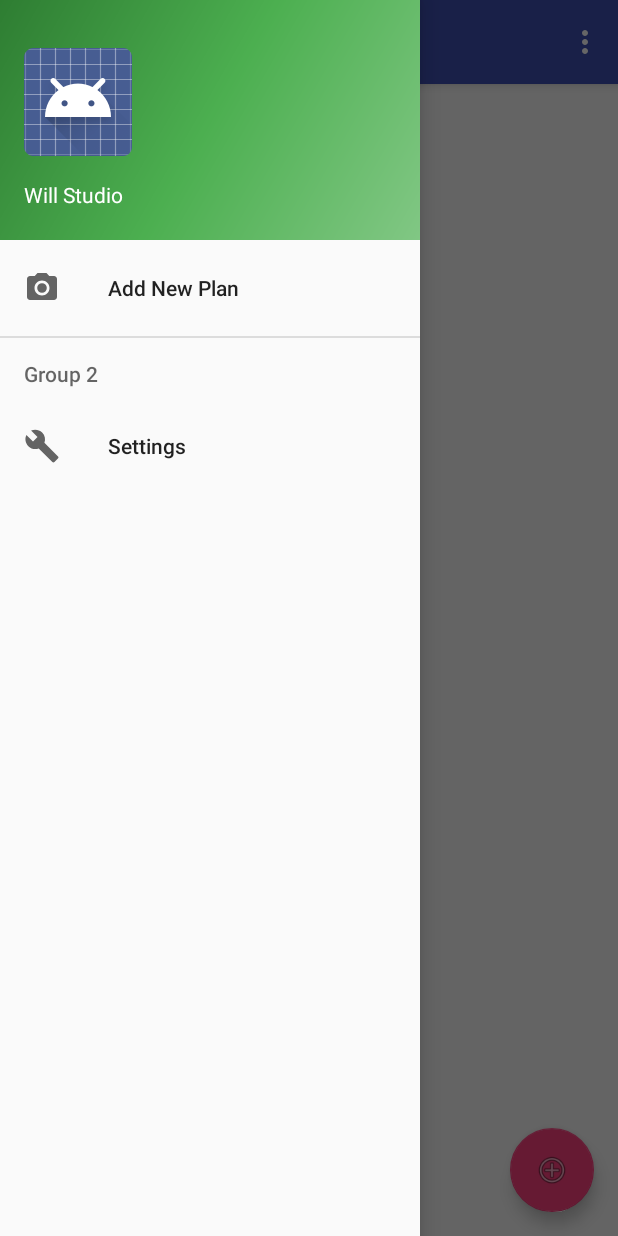
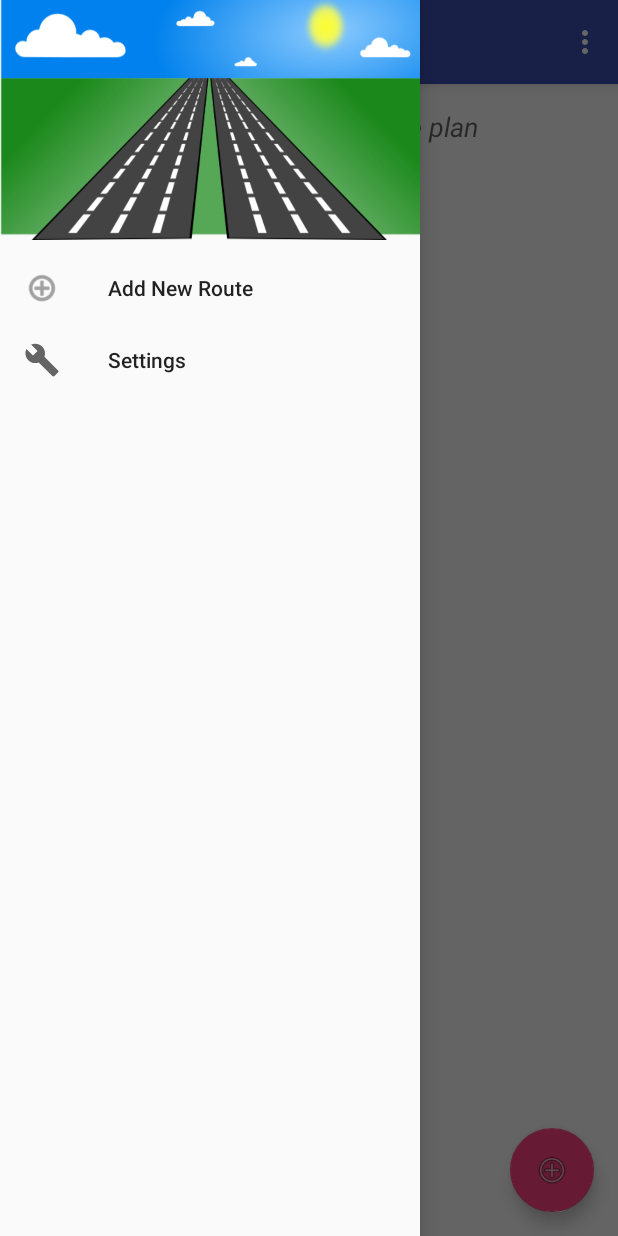
Before and after one commit to Will1229/BestRoute, an Android app: the screen it shows after launch (MainActivity), with the side drawer open, on a phone screen of 412 x 824 dp. Run offline under Robolectric (Android 15) with nearby library versions, the phone set to English and light mode, and no system bars; libraries missing offline, so code that uses them is left out: com.akexorcist.googledirection.

Commit message:
improve look and feel

```diff
--- a/app/src/main/java/com/will/studio/bestroute/Frontend/main/Activities/MainActivity.java
+++ b/app/src/main/java/com/will/studio/bestroute/Frontend/main/Activities/MainActivity.java
@@ -18,6 +18,7 @@ import android.view.View;
 import android.widget.AdapterView;
 import android.widget.ListView;
 import android.widget.ProgressBar;
+import android.widget.TextView;
 import android.widget.Toast;
 
 import com.akexorcist.googledirection.DirectionCallback;
@@ -53,6 +54,7 @@ public class MainActivity extends AppCompatActivity
 
         setContentView(R.layout.activity_main);
         Toolbar toolbar = (Toolbar) findViewById(R.id.toolbar_current_items);
+        toolbar.setTitle(R.string.main_activity_title);
         setSupportActionBar(toolbar);
 
         FloatingActionButton fab = (FloatingActionButton) findViewById(R.id.fab);
@@ -185,6 +187,13 @@ public class MainActivity extends AppCompatActivity
         ListView view = (ListView) findViewById(R.id.main_item_list);
         view.setAdapter(adapter);
         adapter.notifyDataSetChanged();
+
+        TextView textView = (TextView) findViewById(R.id.main_top_text);
+        if (itemList.isEmpty()) {
+            textView.setText(R.string.main_top_text_title_empty);
+        } else {
+            textView.setText(R.string.main_top_text_title);
+        }
     }
 
     @Override
--- a/app/src/main/res/layout/app_bar_main.xml
+++ b/app/src/main/res/layout/app_bar_main.xml
@@ -1,5 +1,6 @@
 <?xml version="1.0" encoding="utf-8"?>
-<android.support.design.widget.CoordinatorLayout xmlns:android="http://schemas.android.com/apk/res/android"
+<android.support.design.widget.CoordinatorLayout
+    xmlns:android="http://schemas.android.com/apk/res/android"
     xmlns:app="http://schemas.android.com/apk/res-auto"
     xmlns:tools="http://schemas.android.com/tools"
     android:layout_width="match_parent"
@@ -17,12 +18,12 @@
             android:layout_width="match_parent"
             android:layout_height="?attr/actionBarSize"
             android:background="?attr/colorPrimary"
-            app:popupTheme="@style/AppTheme.PopupOverlay"
-            android:clickable="false" />
+            android:clickable="false"
+            app:popupTheme="@style/AppTheme.PopupOverlay"/>
 
     </android.support.design.widget.AppBarLayout>
 
-    <include layout="@layout/content_main" />
+    <include layout="@layout/content_main"/>
 
     <android.support.design.widget.FloatingActionButton
         android:id="@+id/fab"
@@ -30,6 +31,6 @@
         android:layout_height="wrap_content"
         android:layout_gravity="bottom|end"
         android:layout_margin="@dimen/fab_margin"
-        android:src="@android:drawable/ic_menu_add" />
+        android:src="@android:drawable/ic_menu_add"/>
 
 </android.support.design.widget.CoordinatorLayout>
--- a/app/src/main/res/layout/content_main.xml
+++ b/app/src/main/res/layout/content_main.xml
@@ -17,11 +17,12 @@
     tools:showIn="@layout/app_bar_main">
 
     <TextView
+        android:id="@+id/main_top_text"
         android:layout_width="wrap_content"
         android:layout_height="wrap_content"
         android:layout_gravity="center_horizontal"
         android:gravity="start"
-        android:text="@string/current_plans_title"
+        android:text="@string/main_top_text_title"
         android:textAppearance="?android:textAppearanceMedium"
         android:textStyle="italic"/>
 
--- a/app/src/main/res/layout/nav_header_main.xml
+++ b/app/src/main/res/layout/nav_header_main.xml
@@ -2,7 +2,8 @@
 <LinearLayout xmlns:android="http://schemas.android.com/apk/res/android"
               android:layout_width="match_parent"
               android:layout_height="@dimen/nav_header_height"
-    android:background="@drawable/side_nav_bar"
+              android:background="@drawable/drawer_background"
+              android:baselineAligned="false"
               android:gravity="bottom"
               android:orientation="vertical"
               android:paddingBottom="@dimen/activity_vertical_margin"
@@ -11,24 +12,5 @@
               android:paddingTop="@dimen/activity_vertical_margin"
               android:theme="@style/ThemeOverlay.AppCompat.Dark">
 
-    <ImageView
-        android:id="@+id/imageView"
-        android:layout_width="wrap_content"
-        android:layout_height="wrap_content"
-        android:paddingTop="@dimen/nav_header_vertical_spacing"
-        android:src="@android:drawable/sym_def_app_icon" />
-
-    <TextView
-        android:layout_width="match_parent"
-        android:layout_height="wrap_content"
-        android:paddingTop="@dimen/nav_header_vertical_spacing"
-        android:text="Will Studio"
-        android:textAppearance="@style/TextAppearance.AppCompat.Body1" />
-
-    <TextView
-        android:id="@+id/textView"
-        android:layout_width="wrap_content"
-        android:layout_height="wrap_content"
-        android:text="gaozhixiang@gmail.com" />
 
 </LinearLayout>
--- a/app/src/main/res/menu/activity_main_drawer.xml
+++ b/app/src/main/res/menu/activity_main_drawer.xml
@@ -1,22 +1,18 @@
 <?xml version="1.0" encoding="utf-8"?>
 <menu xmlns:android="http://schemas.android.com/apk/res/android">
 
-    <group android:checkableBehavior="single">
-        <item android:title="Group 1">
-            <item
-                android:id="@+id/nav_addNewItem"
-                android:icon="@drawable/ic_menu_camera"
-                android:title="Add New Plan" />
-        </item>
+    <group>
+        <item
+            android:id="@+id/nav_addNewItem"
+            android:icon="@android:drawable/ic_menu_add"
+            android:title="@string/drawer_item_add_new_plan"/>
     </group>
 
-    <item android:title="Group 2">
-        <menu>
-            <item
-                android:id="@+id/nav_manage"
-                android:icon="@drawable/ic_menu_manage"
-                android:title="Settings" />
-        </menu>
-    </item>
+    <group>
+        <item
+            android:id="@+id/nav_manage"
+            android:icon="@drawable/ic_menu_manage"
+            android:title="@string/drawer_item_setting"/>
+    </group>
 
 </menu>
--- a/app/src/main/res/values/strings.xml
+++ b/app/src/main/res/values/strings.xml
@@ -42,11 +42,15 @@
 
 
     <!-- Strings related to MainActivity -->
-    <string name="current_plans_title">My Route Plans</string>
+    <string name="main_top_text_title">My Route Plans</string>
+    <string name="main_top_text_title_empty">Click "+" to add your route plan</string>
     <string name="success_to_save_new_item">Your route plan is saved and will be updated everyday at: </string>
     <string name="fail_to_save_new_item">Failed to save. Try again</string>
     <string name="from_address">From: %s</string>
     <string name="to_address">To: %s</string>
+    <string name="drawer_item_add_new_plan">Add New Route</string>
+    <string name="drawer_item_setting">Settings</string>
+    <string name="main_activity_title">Best Route</string>
 
     <!-- Strings related to MapActivity -->
     <string name="map_summary">Best route: %1$s</string>
@@ -73,7 +77,6 @@
     <string name="delete">Delete</string>
     <string name="back">Back</string>
     <string name="call_google_map">Show In Google Map</string>
-
 
     <!-- Example General settings -->
     <string name="pref_header_general">General</string>
```
Also changed, not shown: app/src/main/res/drawable/drawer_background.png (added). Lines whose indentation alone changed are shown as unchanged.
